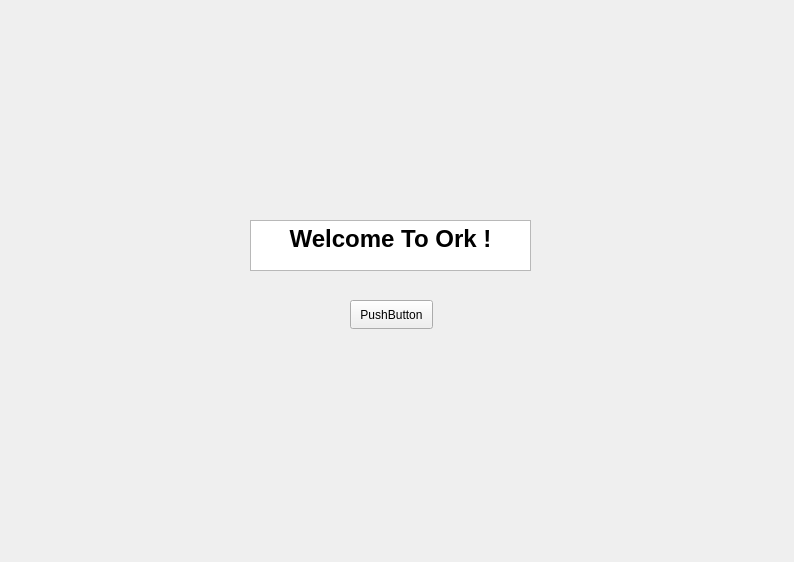
This is mainwindow.ui in Emeric-dsz/Ork as Qt 5 draws it before an edit. The edited form follows.
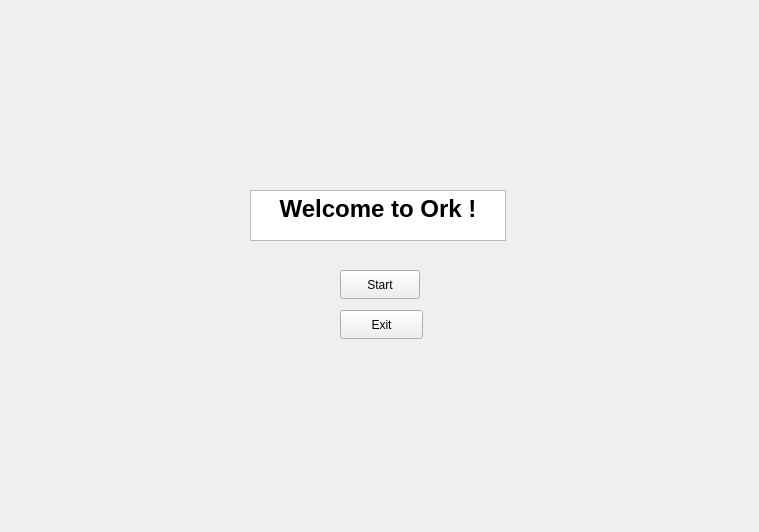
This is the edited form.

Commit message: exit + game window

Patch:
```diff
--- a/mainwindow.ui
+++ b/mainwindow.ui
@@ -6,42 +6,64 @@
    <rect>
     <x>0</x>
     <y>0</y>
-    <width>794</width>
-    <height>562</height>
+    <width>759</width>
+    <height>532</height>
    </rect>
   </property>
   <property name="windowTitle">
    <string>MainWindow</string>
   </property>
   <widget class="QWidget" name="centralwidget">
-   <widget class="QTextEdit" name="textEdit">
+   <widget class="QPushButton" name="start">
+    <property name="geometry">
+     <rect>
+      <x>340</x>
+      <y>270</y>
+      <width>80</width>
+      <height>29</height>
+     </rect>
+    </property>
+    <property name="text">
+     <string>Start</string>
+    </property>
+   </widget>
+   <widget class="QTextBrowser" name="textBrowser">
     <property name="geometry">
      <rect>
       <x>250</x>
-      <y>220</y>
-      <width>281</width>
+      <y>190</y>
+      <width>256</width>
       <height>51</height>
      </rect>
     </property>
+    <property name="font">
+     <font>
+      <pointsize>18</pointsize>
+      <bold>true</bold>
+     </font>
+    </property>
+    <property name="readOnly">
+     <bool>true</bool>
+    </property>
     <property name="html">
      <string>&lt;!DOCTYPE HTML PUBLIC &quot;-//W3C//DTD HTML 4.0//EN&quot; &quot;http://www.w3.org/TR/REC-html40/strict.dtd&quot;&gt;
 &lt;html&gt;&lt;head&gt;&lt;meta name=&quot;qrichtext&quot; content=&quot;1&quot; /&gt;&lt;meta charset=&quot;utf-8&quot; /&gt;&lt;style type=&quot;text/css&quot;&gt;
 p, li { white-space: pre-wrap; }
-&lt;/style&gt;&lt;/head&gt;&lt;body style=&quot; font-family:'Segoe UI'; font-size:9pt; font-weight:400; font-style:normal;&quot;&gt;
-&lt;p align=&quot;center&quot; style=&quot; margin-top:0px; margin-bottom:0px; margin-left:0px; margin-right:0px; -qt-block-indent:0; text-indent:0px;&quot;&gt;&lt;span style=&quot; font-size:18pt; font-weight:700;&quot;&gt;Welcome To Ork !&lt;/span&gt;&lt;/p&gt;&lt;/body&gt;&lt;/html&gt;</string>
+&lt;/style&gt;&lt;/head&gt;&lt;body style=&quot; font-family:'Segoe UI'; font-size:18pt; font-weight:700; font-style:normal;&quot;&gt;
+&lt;p align=&quot;center&quot; style=&quot; margin-top:0px; margin-bottom:0px; margin-left:0px; margin-right:0px; -qt-block-indent:0; text-indent:0px;&quot;&gt;Welcome to Ork !&lt;/p&gt;&lt;/body&gt;&lt;/html&gt;</string>
     </property>
    </widget>
    <widget class="QPushButton" name="pushButton">
     <property name="geometry">
      <rect>
-      <x>350</x>
-      <y>300</y>
+      <x>340</x>
+      <y>310</y>
       <width>83</width>
       <height>29</height>
      </rect>
     </property>
     <property name="text">
-     <string>PushButton</string>
+     <string>Exit</string>
     </property>
    </widget>
   </widget>
```
Left out of the diff: 4 changed lines with no effect on the pictures. The commit also changes 4 other files.
